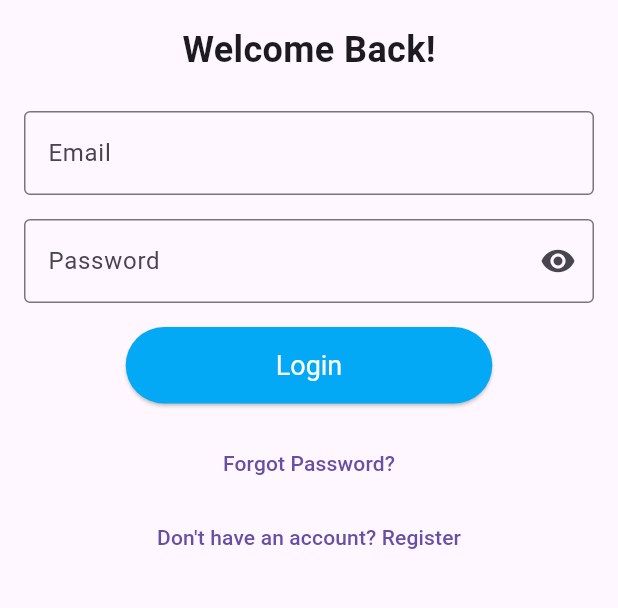
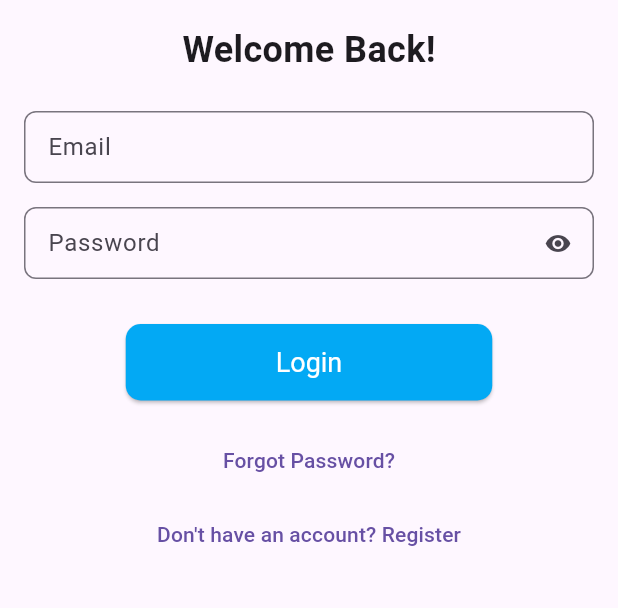
Before and after one commit to kanishkaviraj12/pizza-delivery-app, a Flutter app: the screen it shows after launch, on a phone screen of 412 x 824 dp, the part 558-1166 px from its top. Run offline on Flutter 3.47's test engine with Material 3 defaults, Android fonts, the phone set to English and light mode, and no system bars; our stand-ins replace cloud_firestore, firebase_auth, firebase_core, firebase_storage, image_picker, permission_handler; accounts and stored records are empty.

Commit message:
Modification | UI design

```diff
--- a/lib/admin/admin_home.dart
+++ b/lib/admin/admin_home.dart
@@ -37,7 +37,7 @@ class _AdminHomePageState extends State<AdminHomePage> {
           decoration: BoxDecoration(
             color: Colors
                 .black, // Dark background color for the bottom navigation bar
-            borderRadius: BorderRadius.circular(20),
+            borderRadius: BorderRadius.circular(12),
             boxShadow: [
               // Optional: adds shadow for better visibility
               BoxShadow(
--- a/lib/login.dart
+++ b/lib/login.dart
@@ -173,8 +173,13 @@ class _LoginPageState extends State<LoginPage> {
                     TextFormField(
                       controller: _emailController,
                       decoration: const InputDecoration(
+                        isDense: true, // Reduce height
                         labelText: 'Email',
-                        border: OutlineInputBorder(),
+                        border: OutlineInputBorder(
+                          borderRadius: BorderRadius.all(
+                            Radius.circular(8),
+                          ),
+                        ),
                       ),
                       keyboardType: TextInputType.emailAddress,
                       validator: (value) {
@@ -195,8 +200,13 @@ class _LoginPageState extends State<LoginPage> {
                       controller: _passwordController,
                       obscureText: _obscureText,
                       decoration: InputDecoration(
+                        isDense: true, // Reduce height
                         labelText: 'Password',
-                        border: const OutlineInputBorder(),
+                        border: const OutlineInputBorder(
+                          borderRadius: BorderRadius.all(
+                            Radius.circular(8),
+                          ),
+                        ),
                         suffixIcon: IconButton(
                           icon: Icon(
                             _obscureText
@@ -213,7 +223,7 @@ class _LoginPageState extends State<LoginPage> {
                         return null;
                       },
                     ),
-                    const SizedBox(height: 16),
+                    const SizedBox(height: 30),
                     // Show loading indicator or login button
                     if (_isLoading)
                       const CircularProgressIndicator()
@@ -225,6 +235,10 @@ class _LoginPageState extends State<LoginPage> {
                             padding: const EdgeInsets.symmetric(
                                 horizontal: 100, vertical: 15),
                             textStyle: const TextStyle(fontSize: 18),
+                            shape: RoundedRectangleBorder(
+                              borderRadius:
+                                  BorderRadius.circular(10), // Rounded corners
+                            ),
                             foregroundColor: Colors.white),
                         child: const Text('Login'),
                       ),
--- a/lib/order_management/order_approve.dart
+++ b/lib/order_management/order_approve.dart
@@ -95,10 +95,12 @@ class _OrderApprovePageState extends State<OrderApprovePage> {
         ),
       ),
       child: ListTile(
+        dense: true,
         contentPadding: const EdgeInsets.symmetric(horizontal: 16.0),
         title: Text(
           status,
           style: TextStyle(
+            fontSize: 15,
             color: currentStatus == status ? Colors.white : Colors.black87,
           ),
         ),
--- a/lib/order_management/order_summary.dart
+++ b/lib/order_management/order_summary.dart
@@ -158,6 +158,11 @@ class OrderSummaryPage extends StatelessWidget {
                   backgroundColor: Colors.lightBlue, // Set button color
                   padding:
                       const EdgeInsets.symmetric(horizontal: 100, vertical: 15),
+                  shape: const RoundedRectangleBorder(
+                    borderRadius: BorderRadius.all(
+                      Radius.circular(10),
+                    ),
+                  ),
                   textStyle: const TextStyle(fontSize: 18), // Set text style
                   foregroundColor: Colors.white, // Set text color
                 ),
--- a/lib/register.dart
+++ b/lib/register.dart
@@ -127,8 +127,13 @@ class _RegisterPageState extends State<RegisterPage> {
                   onPressed: _submitForm, // Submit form action
                   style: ElevatedButton.styleFrom(
                       backgroundColor: Colors.lightBlue, // Button color
+
                       padding: const EdgeInsets.symmetric(
                           horizontal: 100, vertical: 15), // Button padding
+                      shape: RoundedRectangleBorder(
+                        borderRadius:
+                            BorderRadius.circular(10), // Rounded corners
+                      ),
                       textStyle:
                           const TextStyle(fontSize: 18), // Button text style
                       foregroundColor: Colors.white), // Button text color
--- a/lib/user/account_info.dart
+++ b/lib/user/account_info.dart
@@ -196,6 +196,10 @@ class _AccountInfoPageState extends State<AccountInfoPage> {
                             Colors.red, // Background color of the button
                         padding: const EdgeInsets.symmetric(
                             horizontal: 100, vertical: 15),
+                        shape: RoundedRectangleBorder(
+                          borderRadius:
+                              BorderRadius.circular(10), // Rounded corners
+                        ),
                         textStyle: const TextStyle(fontSize: 18),
                         foregroundColor: Colors.white),
                     child: const Text('Log Out'),
--- a/lib/user/pizza_detail_page.dart
+++ b/lib/user/pizza_detail_page.dart
@@ -291,6 +291,11 @@ class _PizzaDetailsPageState extends State<PizzaDetailsPage>
                               Colors.lightBlue, // Button background color
                           padding: const EdgeInsets.symmetric(
                               horizontal: 100, vertical: 15),
+                          shape: const RoundedRectangleBorder(
+                            borderRadius: BorderRadius.all(
+                              Radius.circular(10),
+                            ),
+                          ),
                           textStyle: const TextStyle(fontSize: 18),
                           foregroundColor: Colors.white),
                       child: const Text('Buy Now'),
--- a/lib/user/search.dart
+++ b/lib/user/search.dart
@@ -53,9 +53,10 @@ class _SearchFilterScreenState extends State<SearchFilterScreen> {
             padding: const EdgeInsets.all(16.0),
             child: TextField(
               decoration: InputDecoration(
+                isDense: true,
                 labelText: 'Search',
                 border: OutlineInputBorder(
-                  borderRadius: BorderRadius.circular(50),
+                  borderRadius: BorderRadius.circular(10),
                 ),
                 prefixIcon: const Icon(Icons.search),
               ),
--- a/lib/user/user_home.dart
+++ b/lib/user/user_home.dart
@@ -37,7 +37,7 @@ class _UserHomePageState extends State<UserHomePage> {
           decoration: BoxDecoration(
             color: Colors
                 .black, // Dark background color for the bottom navigation bar
-            borderRadius: BorderRadius.circular(20),
+            borderRadius: BorderRadius.circular(15),
             boxShadow: [
               // Optional: adds shadow for better visibility
               BoxShadow(
```
Also changed, not shown: lib/admin/add_pizza.dart (+10 -2 lines), lib/admin/update_pizza.dart (+15 -3 lines), lib/order_management/order_histroy_&_status.dart (+9 -2 lines).
